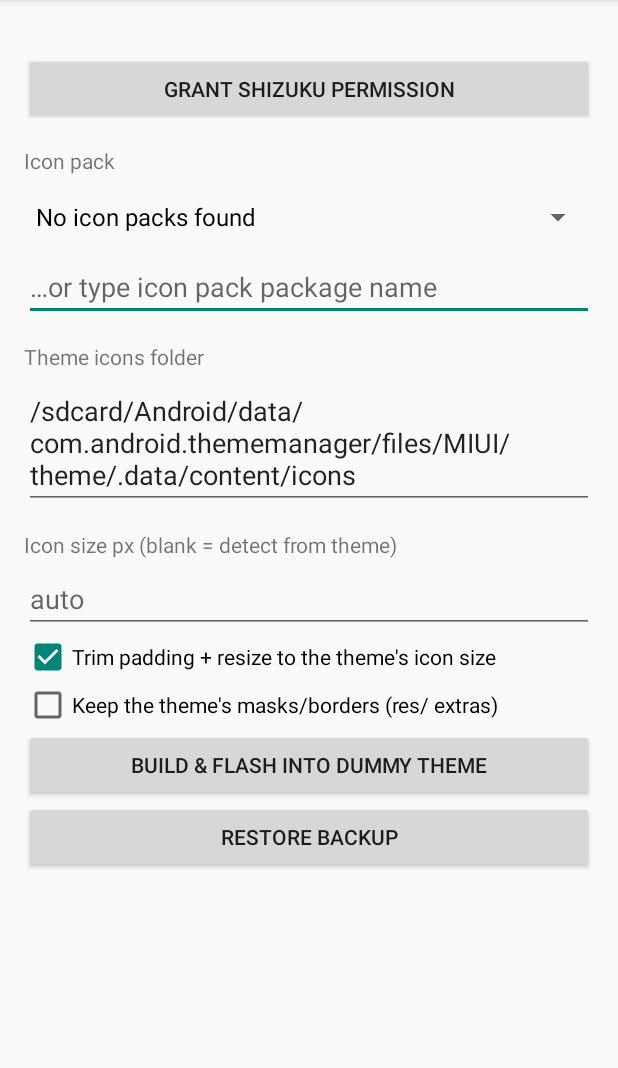
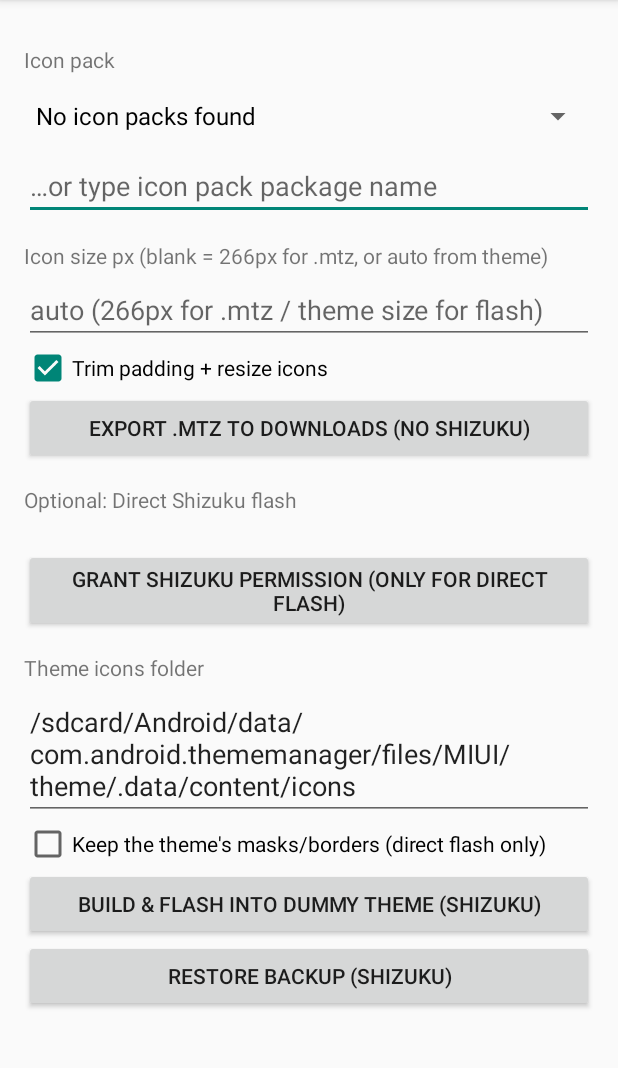
Before and after one commit to nonokeaf01/HyperIconFlash, an Android app: the screen it shows after launch (MainActivity), on a phone screen of 412 x 824 dp, the part 84-1152 px from its top. Run offline under Robolectric (Android 15) with nearby library versions, the phone set to English and light mode, and no system bars; libraries missing offline, so code that uses them is left out: rikka.shizuku; 4 statements that could not run were skipped.

Commit message:
Update MainActivity.kt

```diff
--- a/app/src/main/java/com/example/hypericons/MainActivity.kt
+++ b/app/src/main/java/com/example/hypericons/MainActivity.kt
@@ -17,6 +17,7 @@ class MainActivity : Activity() {
     private lateinit var trimBox: CheckBox
     private lateinit var keepBox: CheckBox
     private lateinit var logView: TextView
+    private lateinit var mtzBtn: Button
     private lateinit var runBtn: Button
     private lateinit var restoreBtn: Button
     private var packs: List<Pair<String, String>> = emptyList()
@@ -37,7 +38,7 @@ class MainActivity : Activity() {
 
         status = TextView(this)
         val grant = Button(this).apply {
-            text = "Grant Shizuku permission"
+            text = "Grant Shizuku permission (only for direct flash)"
             setOnClickListener {
                 if (!Shizuku.pingBinder()) toast("Start Shizuku first (Shizuku app → Start via wireless debugging)")
                 else if (Shizuku.checkSelfPermission() == PackageManager.PERMISSION_GRANTED) refreshStatus()
@@ -46,24 +47,28 @@ class MainActivity : Activity() {
         }
         spinner = Spinner(this)
         pkgOverride = EditText(this).apply { hint = "…or type icon pack package name" }
+        sizeEdit = EditText(this).apply {
+            hint = "auto (266px for .mtz / theme size for flash)"
+            inputType = InputType.TYPE_CLASS_NUMBER
+        }
+        trimBox = CheckBox(this).apply { text = "Trim padding + resize icons"; isChecked = true }
+        mtzBtn = Button(this).apply { text = "Export .mtz to Downloads (no Shizuku)"; setOnClickListener { start(Mode.MTZ) } }
+
         dirEdit = EditText(this).apply {
             setText("/sdcard/Android/data/com.android.thememanager/files/MIUI/theme/.data/content/icons")
         }
-        sizeEdit = EditText(this).apply {
-            hint = "auto"
-            inputType = InputType.TYPE_CLASS_NUMBER
-        }
-        trimBox = CheckBox(this).apply { text = "Trim padding + resize to the theme's icon size"; isChecked = true }
-        keepBox = CheckBox(this).apply { text = "Keep the theme's masks/borders (res/ extras)" }
-        runBtn = Button(this).apply { text = "Build & flash into dummy theme"; setOnClickListener { start(false) } }
-        restoreBtn = Button(this).apply { text = "Restore backup"; setOnClickListener { start(true) } }
+        keepBox = CheckBox(this).apply { text = "Keep the theme's masks/borders (direct flash only)" }
+        runBtn = Button(this).apply { text = "Build & flash into dummy theme (Shizuku)"; setOnClickListener { start(Mode.FLASH) } }
+        restoreBtn = Button(this).apply { text = "Restore backup (Shizuku)"; setOnClickListener { start(Mode.RESTORE) } }
         logView = TextView(this).apply { setTextIsSelectable(true); setPadding(0, dp(12), 0, 0) }
 
-        root.addView(status); root.addView(grant)
         root.addView(label("Icon pack")); root.addView(spinner); root.addView(pkgOverride)
+        root.addView(label("Icon size px (blank = 266px for .mtz, or auto from theme)")); root.addView(sizeEdit)
+        root.addView(trimBox)
+        root.addView(mtzBtn)
+        root.addView(label("Optional: Direct Shizuku flash")); root.addView(status); root.addView(grant)
         root.addView(label("Theme icons folder")); root.addView(dirEdit)
-        root.addView(label("Icon size px (blank = detect from theme)")); root.addView(sizeEdit)
-        root.addView(trimBox); root.addView(keepBox)
+        root.addView(keepBox)
         root.addView(runBtn); root.addView(restoreBtn); root.addView(logView)
         setContentView(ScrollView(this).apply { addView(root); fitsSystemWindows = true })
 
@@ -86,7 +91,7 @@ class MainActivity : Activity() {
 
     private fun refreshStatus() {
         status.text = when {
-            !Shizuku.pingBinder() -> "Shizuku: not running (open Shizuku app → Start via wireless debugging)"
+            !Shizuku.pingBinder() -> "Shizuku: not running (not needed for .mtz export)"
             Shizuku.isPreV11() -> "Shizuku: unsupported version (update Shizuku)"
             Shizuku.checkSelfPermission() == PackageManager.PERMISSION_GRANTED -> "Shizuku: ready ✓"
             else -> "Shizuku: running — tap Grant Shizuku permission"
@@ -120,7 +125,10 @@ class MainActivity : Activity() {
         return seen.entries.sortedBy { it.value.lowercase() }.map { it.key to it.value }
     }
 
-    private fun start(isRestore: Boolean) {
+    private enum class Mode { MTZ, FLASH, RESTORE }
+
+    private fun start(mode: Mode) {
+        if (mode != Mode.MTZ) {
             if (!Shizuku.pingBinder()) {
                 toast("Start Shizuku first")
                 return
@@ -128,6 +136,7 @@ class MainActivity : Activity() {
             if (Shizuku.checkSelfPermission() != PackageManager.PERMISSION_GRANTED) {
                 Shizuku.requestPermission(100)
                 return
+            }
         }
         val selectedPkg = pkgOverride.text.toString().trim().ifEmpty {
             packs.getOrNull(spinner.selectedItemPosition)?.first.orEmpty()
@@ -147,10 +156,10 @@ class MainActivity : Activity() {
 
         Thread {
             try {
-                if (isRestore) {
-                    Pipeline.restore(this, iconsDir, appendLog)
-                } else {
-                    Pipeline.run(this, selectedPkg, iconsDir, trim, keepExtras, manualSize, appendLog)
+                when (mode) {
+                    Mode.MTZ -> Pipeline.exportMtz(this, selectedPkg, trim, manualSize, appendLog)
+                    Mode.FLASH -> Pipeline.run(this, selectedPkg, iconsDir, trim, keepExtras, manualSize, appendLog)
+                    Mode.RESTORE -> Pipeline.restore(this, iconsDir, appendLog)
                 }
             } catch (t: Throwable) {
                 appendLog("ERROR: ${t.message ?: t.javaClass.simpleName}")
@@ -161,6 +170,7 @@ class MainActivity : Activity() {
     }
 
     private fun setBusy(busy: Boolean) {
+        mtzBtn.isEnabled = !busy
         runBtn.isEnabled = !busy
         restoreBtn.isEnabled = !busy
     }
```
Lines whose indentation alone changed are shown as unchanged.
